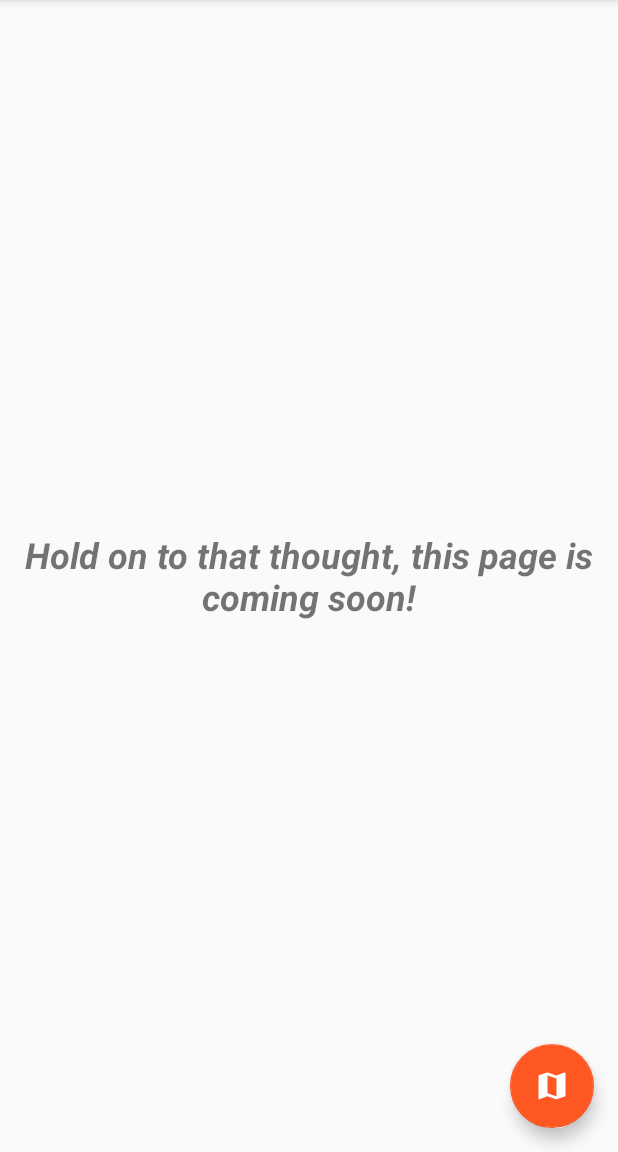
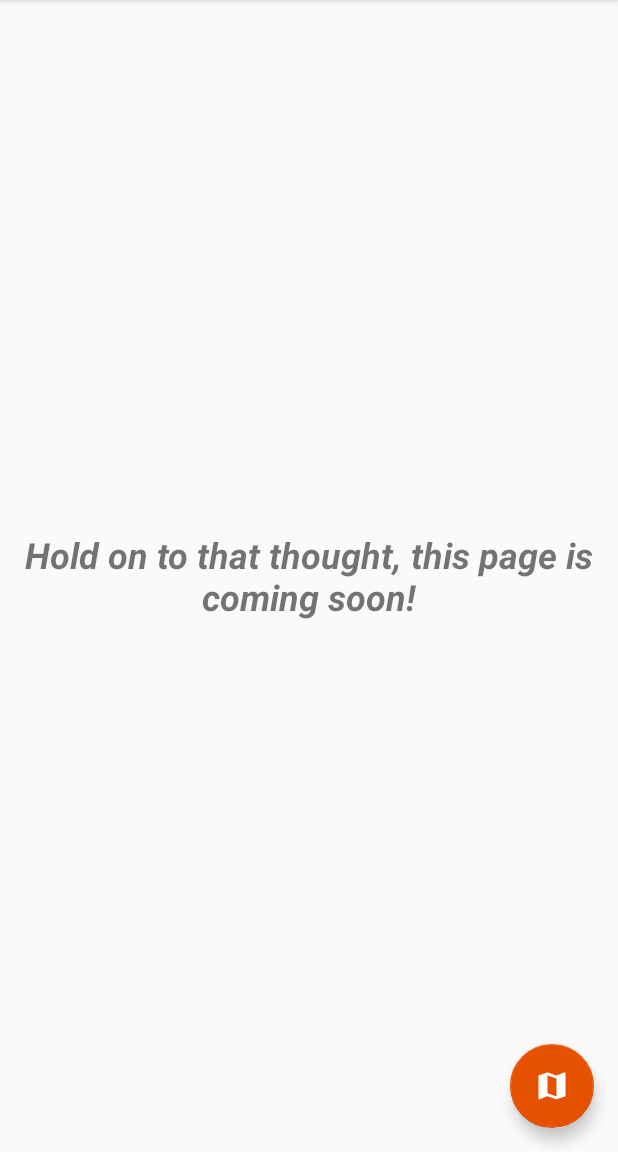
Before and after one commit to Saarthi-Appathon/saarthi-android, an Android app: the screen it shows after launch (MainActivity), on a phone screen of 412 x 824 dp, the part 84-1236 px from its top. Run offline under Robolectric (Android 15) with nearby library versions, the phone set to English and light mode, and no system bars; libraries missing offline, so code that uses them is left out: com.github.paolorotolo.appintro, studios.codelight.smartloginlibrary; 2 statements that could not run were skipped.

Commit message:
Facebook Ok, Google not Ok, Custom Ok

```diff
--- a/app/src/main/AndroidManifest.xml
+++ b/app/src/main/AndroidManifest.xml
@@ -28,6 +28,10 @@
             android:theme="@style/AppTheme.NoActionBar" />
 
         <activity
+            android:name=".UtilitySignInActivity"
+            android:theme="@style/AppTheme.NoActionBar" />
+
+        <activity
             android:name=".MainActivity"
             android:theme="@style/AppTheme.NoActionBar">
         </activity>
--- a/app/src/main/java/xyz/saarthi/saarthi/UtilitySignInHandler.java
+++ b/app/src/main/java/xyz/saarthi/saarthi/UtilitySignInActivity.java
@@ -18,7 +18,7 @@ import studios.codelight.smartloginlibrary.users.SmartGoogleUser;
 import studios.codelight.smartloginlibrary.users.SmartUser;
 
 
-public class UtilitySignInHandler extends AppCompatActivity {
+public class UtilitySignInActivity extends AppCompatActivity {
 
     private SmartLoginBuilder loginBuilder = new SmartLoginBuilder();
 
--- a/app/src/main/res/values/colors.xml
+++ b/app/src/main/res/values/colors.xml
@@ -1,9 +1,9 @@
 <?xml version="1.0" encoding="utf-8"?>
 <resources>
+    <color name="primary_dark">#0097A7</color>
     <color name="primary">#00BCD4</color>
-    <color name="primary_dark">#0097A7</color>
     <color name="primary_light">#B2EBF2</color>
-    <color name="accent">#FF5722</color>
+    <color name="accent">#E65100</color>
     <color name="primary_text">#212121</color>
     <color name="secondary_text">#727272</color>
     <color name="icons">#FFFFFF</color>
```
Also changed, not shown: app/src/main/java/xyz/saarthi/saarthi/MainActivity.java (+2 -6 lines).
